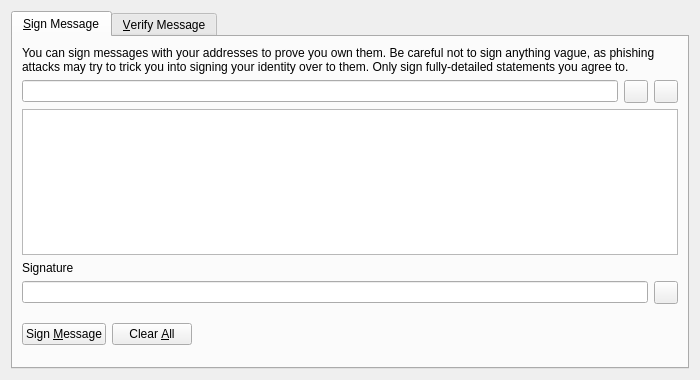
Above: src/qt/forms/signverifymessagedialog.ui from 22388o/CryptoDEX before the change. Below: the same form after it.
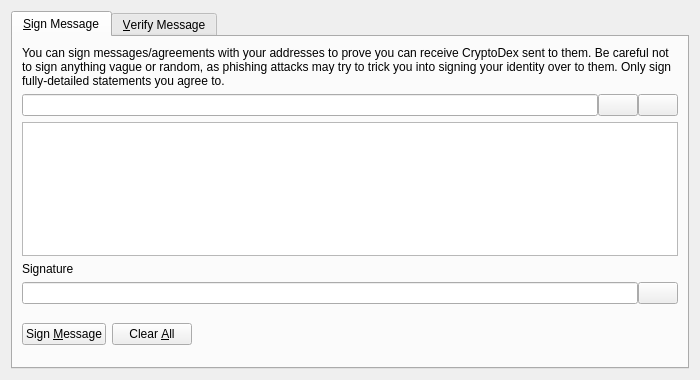
That is the form after the change. Icons and pictures are not drawn. Custom widgets are drawn as their Qt base class.

What changed in the file:
```diff
--- a/src/qt/forms/signverifymessagedialog.ui
+++ b/src/qt/forms/signverifymessagedialog.ui
@@ -30,7 +30,7 @@
        <item>
         <widget class="QLabel" name="infoLabel_SM">
          <property name="text">
-          <string>You can sign messages with your addresses to prove you own them. Be careful not to sign anything vague, as phishing attacks may try to trick you into signing your identity over to them. Only sign fully-detailed statements you agree to.</string>
+          <string>You can sign messages/agreements with your addresses to prove you can receive CryptoDex sent to them. Be careful not to sign anything vague or random, as phishing attacks may try to trick you into signing your identity over to them. Only sign fully-detailed statements you agree to.</string>
          </property>
          <property name="textFormat">
           <enum>Qt::PlainText</enum>
@@ -42,6 +42,9 @@
        </item>
        <item>
         <layout class="QHBoxLayout" name="horizontalLayout_1_SM">
+         <property name="spacing">
+          <number>0</number>
+         </property>
          <item>
           <widget class="QValidatedLineEdit" name="addressIn_SM">
            <property name="toolTip">
@@ -50,7 +53,7 @@
           </widget>
          </item>
          <item>
-          <widget class="QToolButton" name="addressBookButton_SM">
+          <widget class="QPushButton" name="addressBookButton_SM">
            <property name="toolTip">
             <string>Choose previously used address</string>
            </property>
@@ -64,10 +67,13 @@
            <property name="shortcut">
             <string>Alt+A</string>
            </property>
+           <property name="autoDefault">
+            <bool>false</bool>
+           </property>
           </widget>
          </item>
          <item>
-          <widget class="QToolButton" name="pasteButton_SM">
+          <widget class="QPushButton" name="pasteButton_SM">
            <property name="toolTip">
             <string>Paste address from clipboard</string>
            </property>
@@ -81,6 +87,9 @@
            <property name="shortcut">
             <string>Alt+P</string>
            </property>
+           <property name="autoDefault">
+            <bool>false</bool>
+           </property>
           </widget>
          </item>
         </layout>
@@ -104,6 +113,9 @@
        </item>
        <item>
         <layout class="QHBoxLayout" name="horizontalLayout_2_SM">
+         <property name="spacing">
+          <number>0</number>
+         </property>
          <item>
           <widget class="QLineEdit" name="signatureOut_SM">
            <property name="font">
@@ -117,16 +129,15 @@
           </widget>
          </item>
          <item>
-          <widget class="QToolButton" name="copySignatureButton_SM">
+          <widget class="QPushButton" name="copySignatureButton_SM">
            <property name="toolTip">
             <string>Copy the current signature to the system clipboard</string>
            </property>
            <property name="text">
             <string/>
            </property>
-           <property name="icon">
-            <iconset resource="../cryptodex.qrc">
-             <normaloff>:/icons/editcopy</normaloff>:/icons/editcopy</iconset>
+           <property name="autoDefault">
+            <bool>false</bool>
            </property>
           </widget>
          </item>
```
Left out of the diff: 46 changed lines with no effect on the pictures.
